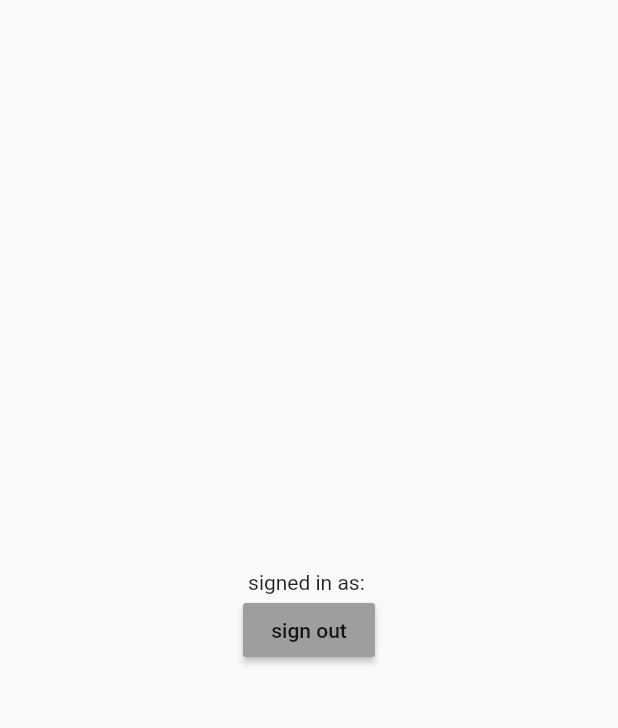
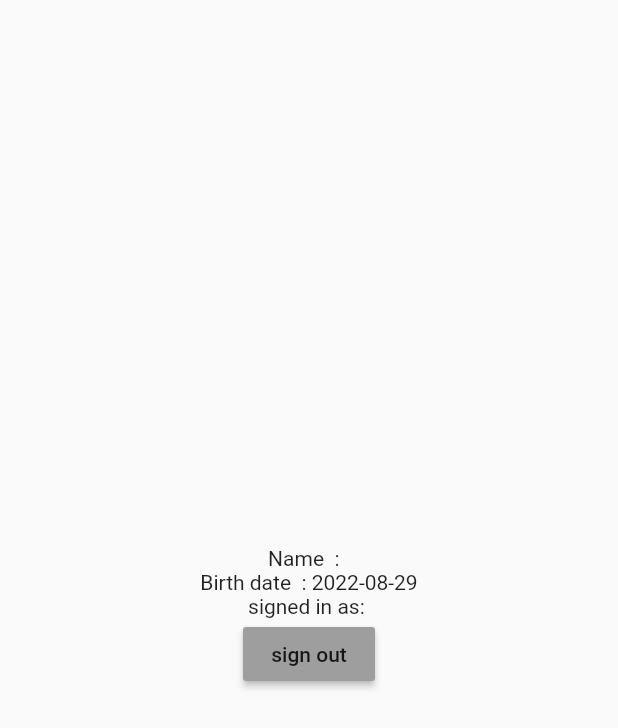
Before and after one commit to MoIbrahem/ExampleFlutter, a Flutter app: the ProfileScreen screen opened directly, on a phone screen of 412 x 824 dp. Shown: the top 728 px of the screen. Run offline on Flutter 3.47's test engine with Material 2 defaults, Android fonts, the phone set to English and light mode, and no system bars; our stand-ins replace cloud_firestore, dio, firebase_auth, firebase_core; accounts and stored records are empty.

Commit message:
displayed user info in profile

```diff
--- a/lib/BottomNavigation/Profile.dart
+++ b/lib/BottomNavigation/Profile.dart
@@ -1,5 +1,7 @@
+import 'package:cloud_firestore/cloud_firestore.dart';
 import 'package:firebase_auth/firebase_auth.dart';
 import 'package:flutter/material.dart';
+import 'package:intl/intl.dart';
 
 class ProfileScreen extends StatefulWidget {
   const ProfileScreen({Key? key}) : super(key: key);
@@ -10,6 +12,7 @@ class ProfileScreen extends StatefulWidget {
 
 class _ProfileScreenState extends State<ProfileScreen> {
   final user = FirebaseAuth.instance.currentUser!;
+  late Map<String, dynamic> data;
 
   @override
   Widget build(BuildContext context) {
@@ -18,6 +21,20 @@ class _ProfileScreenState extends State<ProfileScreen> {
         child: Column(
           mainAxisAlignment: MainAxisAlignment.center,
           children: [
+            FutureBuilder(
+              future: _fetch(),
+              builder: (context, snapshot) {
+                if (snapshot.connectionState != ConnectionState.done)
+                  return Text("Loading data...Please wait");
+                return Column(
+                  children: [
+                    Text("Name  : ${data['first name']} ${data['last name']}"),
+                    Text(
+                        "Birth date  : ${DateFormat('yyyy-MM-dd').format(data['birth date'].toDate())}"),
+                  ],
+                );
+              },
+            ),
             Text('signed in as: ' + user.email!),
             MaterialButton(
               onPressed: () {
@@ -31,4 +48,18 @@ class _ProfileScreenState extends State<ProfileScreen> {
       ),
     );
   }
+
+  _fetch() async {
+    final firebaseUser = await FirebaseAuth.instance.currentUser!;
+    if (firebaseUser != null)
+      await FirebaseFirestore.instance
+          .collection('users')
+          .doc(firebaseUser.uid)
+          .get()
+          .then((ds) {
+        data = ds.data() as Map<String, dynamic>;
+      }).catchError((e) {
+        print(e);
+      });
+  }
 }
--- a/lib/auth/register.dart
+++ b/lib/auth/register.dart
@@ -64,7 +64,7 @@ class _RegisterScreenState extends State<RegisterScreen> {
       DateTime birthDate) async {
     await FirebaseFirestore.instance.collection('users').add({
       'first name': firstName,
-      'last name ': lastName,
+      'last name': lastName,
       'email': email,
       'birth date': birthDate
     });
--- a/lib/main_page.dart
+++ b/lib/main_page.dart
@@ -1,4 +1,4 @@
-import 'package:example/BottomNavigation/Profile.dart';
+import 'package:example/BottomNavigation/Navigation.dart';
 import 'package:example/auth/LoginScreen.dart';
 import 'package:firebase_auth/firebase_auth.dart';
 import 'package:flutter/material.dart';
@@ -13,7 +13,7 @@ class MainPage extends StatelessWidget {
         stream: FirebaseAuth.instance.authStateChanges(),
         builder: (context, snapshot) {
           if (snapshot.hasData) {
-            return ProfileScreen();
+            return Navigation();
           } else {
             return LoginScreen();
           }
```
Also changed, not shown: lib/BottomNavigation/Navigation.dart (added, +47 -0 lines), lib/BottomNavigation/home.dart (deleted, +0 -90 lines), lib/services/user.dart (+0 -10 lines).
